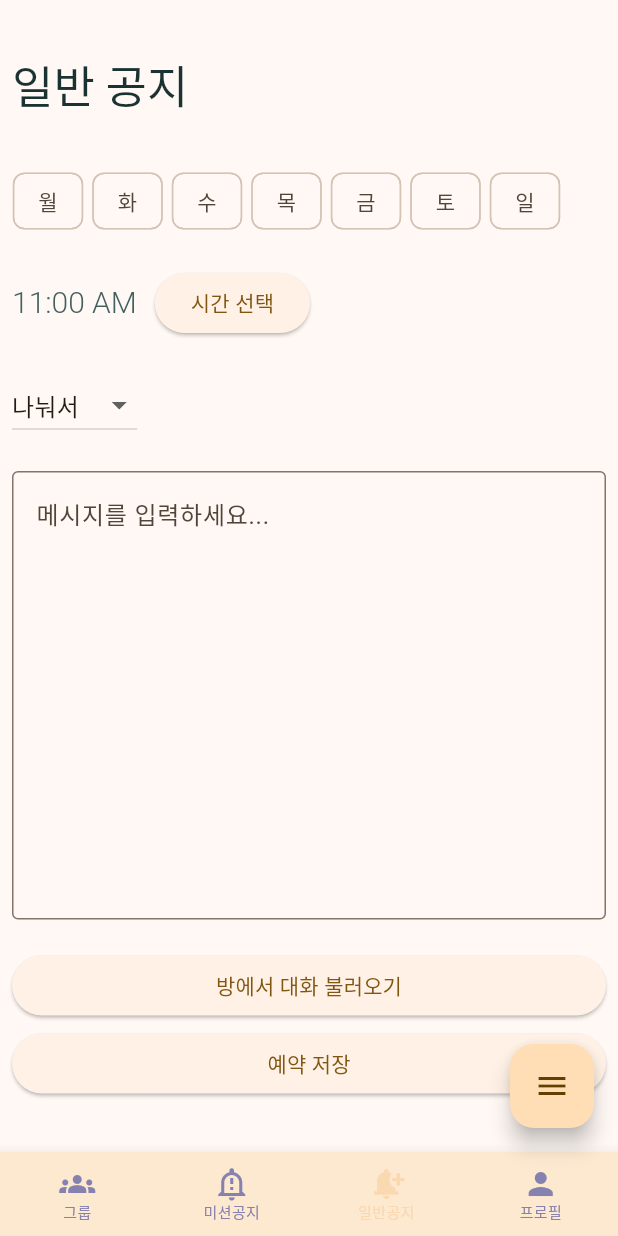
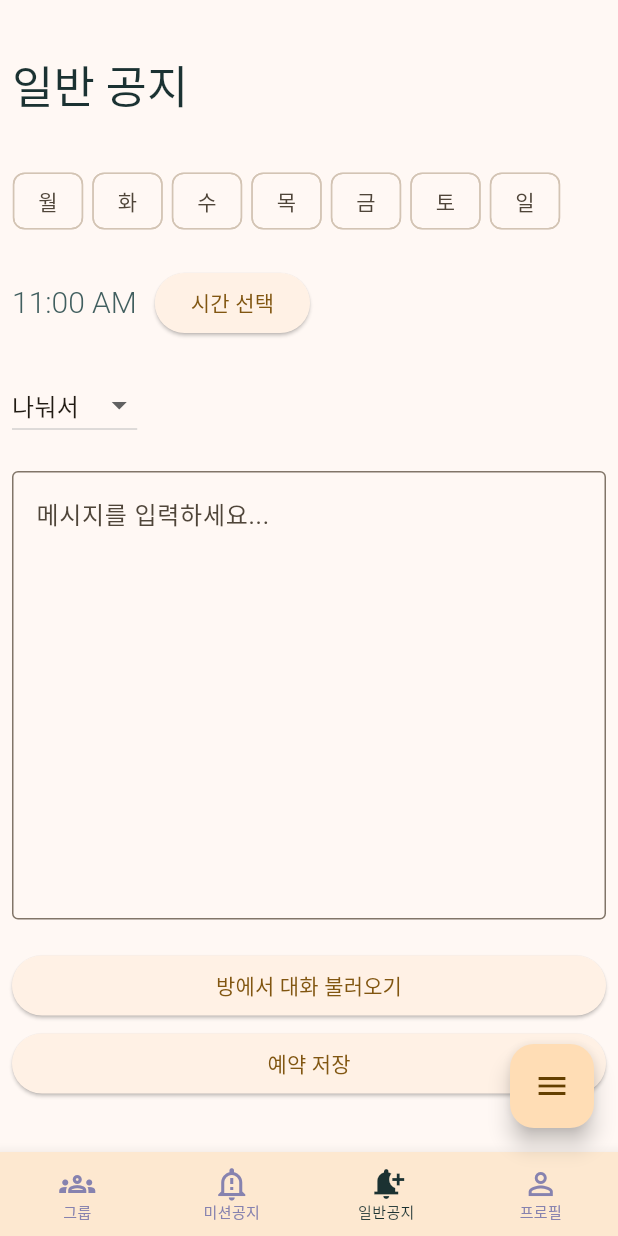
Before and after one commit to tangible-idea/botweb, a Flutter app: the screen it shows after launch, item 3 of the bottom bar chosen, on a phone screen of 412 x 824 dp. Run offline on Flutter 3.47's test engine with Material 3 defaults, Android fonts, the phone set to English and light mode, and no system bars; drawn by our look-alikes of flutter_expandable_fab; our stand-ins replace flutter_dotenv, flutter_riverpod, freezed_annotation, go_router, logger, riverpod_annotation and 3 more; accounts and stored records are empty; generated files the repository leaves out were written again; network calls fail; Roboto replaces fonts that are missing (NanumSquareNeo).

```diff
--- a/lib/screens/group/ViewStatusTable.dart
+++ b/lib/screens/group/ViewStatusTable.dart
@@ -1,10 +1,10 @@
 
 import 'package:flutter/material.dart';
 import 'package:flutter_riverpod/flutter_riverpod.dart';
-
-import '../../riverpod/message_providers.dart';
+import '../../riverpod/distinct_sender_provider.dart';
 import '../../widgets/shimmers/shimmers_people.dart';
 import '../group_view.dart';
+import 'PersonRow.dart';
 
 /// 그룹뷰 -> 상태보기 페이지
 class ViewStatusTable extends ConsumerWidget {
@@ -24,7 +24,7 @@ class ViewStatusTable extends ConsumerWidget {
             var listOfPeople= senders.map((person) => PersonRow(person: person)).toList();
 
             // 메시지 개수로 비교
-            listOfPeople.sort((a,b) => b.person.messageCount.compareTo(a.person.messageCount));
+            listOfPeople.sort((a,b) => (b.person.messageCount ?? 0).compareTo(a.person.messageCount ?? 0));
 
             return Column(
               children: listOfPeople
--- a/lib/screens/homepage.dart
+++ b/lib/screens/homepage.dart
@@ -7,6 +7,7 @@ import 'package:flutter/services.dart';
 import 'package:flutter_expandable_fab/flutter_expandable_fab.dart';
 import 'package:flutter_riverpod/flutter_riverpod.dart';
 import 'package:prayers/screens/normal_message_screen.dart';
+import 'package:prayers/styles/colors.dart';
 import 'package:prayers/styles/my_color.dart';
 import '../widgets/fab_group.dart';
 import 'group_view.dart';
@@ -101,7 +102,7 @@ class _MyHomePageState extends ConsumerState<MyHomePage> with SingleTickerProvid
       // for tabs
       return Scaffold(
         bottomNavigationBar: BottomNavigationBar(
-          selectedItemColor: MyColor.kPrimary,
+          selectedItemColor: MyColor.kAccent2,
           unselectedItemColor: MyColor.kGrayedPrimary,
           selectedFontSize: 10,
           unselectedFontSize: 10,
@@ -111,26 +112,34 @@ class _MyHomePageState extends ConsumerState<MyHomePage> with SingleTickerProvid
             controller.animateTo(index);
           },
           currentIndex: controller.index,
-      backgroundColor: MyColor.kLightBackground,
-      items: const [
+          backgroundColor: FigmaColors.background,
+          items: [
             BottomNavigationBarItem(
-              icon: Icon(Icons.groups),
-              label: "그룹"
+              icon: controller.index == 0
+                  ? const Icon(Icons.groups) // Focused icon
+                  : const Icon(Icons.groups_outlined), // Unfocused icon
+              label: "그룹",
             ),
             BottomNavigationBarItem(
-            icon: Icon(Icons.notification_important_outlined),
-            label: "미션공지"
+              icon: controller.index == 1
+                  ? const Icon(Icons.notification_important) // Focused icon
+                  : const Icon(Icons.notification_important_outlined), // Unfocused icon
+              label: "미션공지",
             ),
             BottomNavigationBarItem(
-            icon: Icon(Icons.notification_add),
-            label: "일반공지"
+              icon: controller.index == 2
+                  ? const Icon(Icons.notification_add) // Focused icon
+                  : const Icon(Icons.notification_add_outlined), // Unfocused icon
+              label: "일반공지",
             ),
-
             BottomNavigationBarItem(
-            icon: Icon(Icons.person),
-            label: "프로필"
+              icon: controller.index == 3
+                  ? const Icon(Icons.person) // Focused icon
+                  : const Icon(Icons.person_outline), // Unfocused icon
+              label: "프로필",
             ),
-        ],),
+          ],
+        ),
         floatingActionButtonLocation: ExpandableFab.location,
         floatingActionButton: const GroupViewFAB(),
       body: TabBarView(
--- a/lib/screens/target_message_screen.dart
+++ b/lib/screens/target_message_screen.dart
@@ -3,6 +3,7 @@ import 'package:flutter_riverpod/flutter_riverpod.dart';
 import 'package:supabase_flutter/supabase_flutter.dart';
 
 import '../constants/app_sizes.dart';
+import '../riverpod/distinct_sender_provider.dart';
 import '../riverpod/message_providers.dart';
 import '../styles/txt_style.dart';
 import 'base_layout.dart';
--- a/lib/styles/txt_style.dart
+++ b/lib/styles/txt_style.dart
@@ -89,6 +89,15 @@ class FigmaTextStyles {
       color: MyColor.kAccent2
   );
 
+  static const TextStyle content14= TextStyle(
+      fontSize: 14,
+      decoration: TextDecoration.none,
+      fontStyle: FontStyle.normal,
+      fontWeight: FontWeight.w300,
+      letterSpacing: 0,
+      fontFamily: fontFamily
+  );
+
   static const TextStyle content16= TextStyle(
       fontSize: 16,
       decoration: TextDecoration.none,
@@ -97,6 +106,8 @@ class FigmaTextStyles {
       letterSpacing: 0,
       fontFamily: fontFamily
   );
+
+
 
   TextStyle get textDescription => const TextStyle(
     fontSize: 10,
```
Also changed, not shown: lib/extensions/string_extension.dart (added, +9 -0 lines), lib/riverpod/distinct_sender_provider.dart (added, +39 -0 lines), lib/riverpod/last_message_provider.dart (added, +42 -0 lines), lib/riverpod/message_providers.dart (+0 -30 lines), lib/screens/group/LastMessageTable.dart (added, +49 -0 lines), lib/screens/group/MessageRow.dart (added, +48 -0 lines), lib/screens/group/PersonRow.dart (added, +60 -0 lines), lib/screens/group_view.dart (+3 -59 lines), pubspec.yaml (+0 -11 lines), assets/fonts/NanumSquareRoundOTFB.otf (deleted), assets/fonts/NanumSquareRoundOTFEB.otf (deleted), assets/fonts/NanumSquareRoundOTFL.otf (deleted), assets/fonts/NanumSquareRoundOTFR.otf (deleted), lib/generated/assets.dart. Lines whose indentation alone changed are shown as unchanged.
